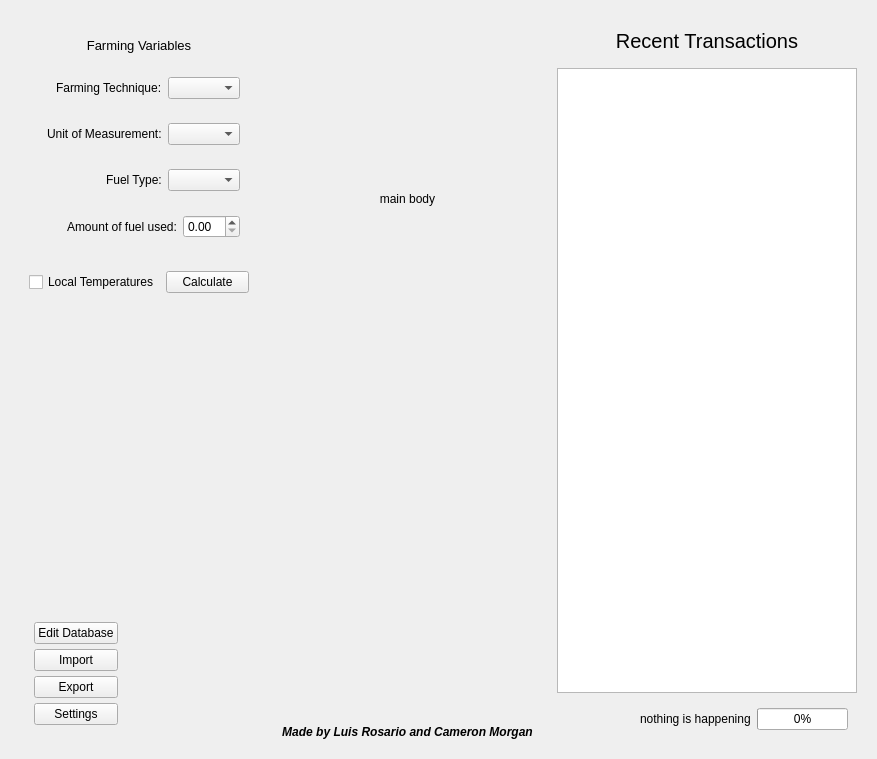
Qt form src/data/resources/GUI_files/generalTabWidget.ui (Luis-Rosario-Alers/CarbonCalculator) before a commit.
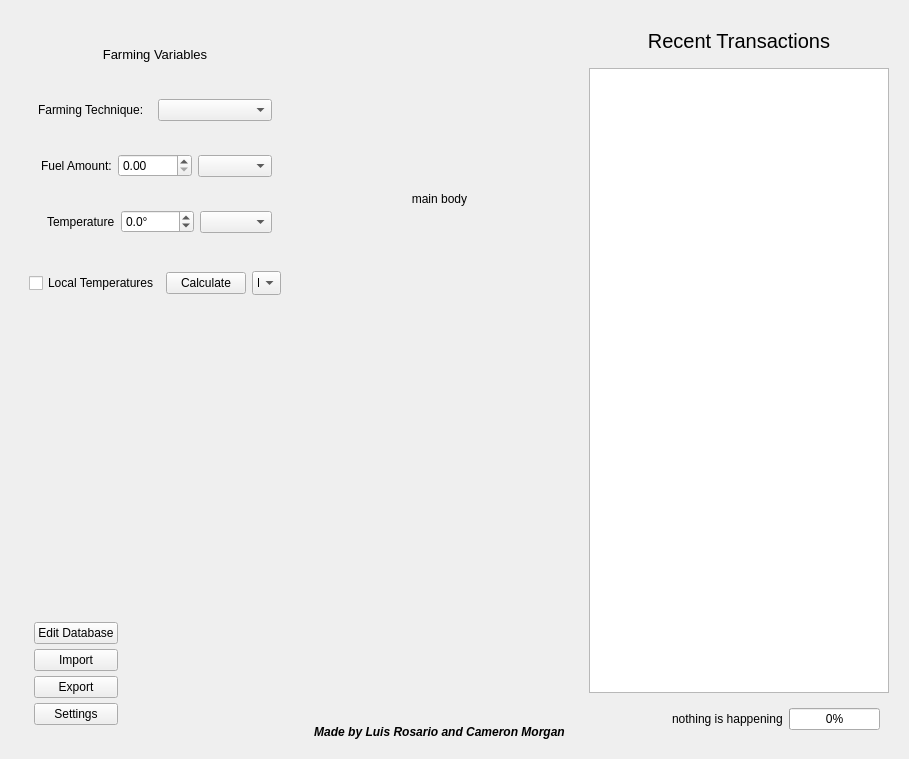
The same form after that commit.

Commit message: :construction: allow user to input their own temperature values, have more intuitive interface, and change fuel_type_database to emissions_variables database

Diff of the .ui file:
```diff
--- a/src/data/resources/GUI_files/generalTabWidget.ui
+++ b/src/data/resources/GUI_files/generalTabWidget.ui
@@ -6,7 +6,7 @@
    <rect>
     <x>0</x>
     <y>0</y>
-    <width>877</width>
+    <width>862</width>
     <height>759</height>
    </rect>
   </property>
@@ -41,7 +41,7 @@
            </property>
           </widget>
          </item>
-         <item alignment="Qt::AlignmentFlag::AlignRight">
+         <item>
           <widget class="QWidget" name="farmingTechniqueWidget" native="true">
            <layout class="QHBoxLayout" name="horizontalLayout_8">
             <item>
@@ -52,55 +52,101 @@
              </widget>
             </item>
             <item>
-             <widget class="QComboBox" name="farmingTechniqueComboBox"/>
-            </item>
-           </layout>
-          </widget>
-         </item>
-         <item alignment="Qt::AlignmentFlag::AlignRight">
-          <widget class="QWidget" name="unitOfMeasurementWidget" native="true">
-           <layout class="QHBoxLayout" name="horizontalLayout_7">
-            <item>
-             <widget class="QLabel" name="unitOfMeasurementLabel">
-              <property name="text">
-               <string>Unit of Measurement:</string>
+             <widget class="QComboBox" name="farmingTechniqueComboBox">
+              <property name="sizeAdjustPolicy">
+               <enum>QComboBox::SizeAdjustPolicy::AdjustToContents</enum>
               </property>
              </widget>
             </item>
-            <item>
-             <widget class="QComboBox" name="unitOfMeasurementComboBox"/>
-            </item>
            </layout>
           </widget>
          </item>
-         <item alignment="Qt::AlignmentFlag::AlignRight">
-          <widget class="QWidget" name="fuelTypeWidget" native="true">
-           <layout class="QHBoxLayout" name="horizontalLayout_5">
-            <item alignment="Qt::AlignmentFlag::AlignRight">
-             <widget class="QLabel" name="fuelTypeLabel">
-              <property name="text">
-               <string>Fuel Type:</string>
-              </property>
-             </widget>
-            </item>
-            <item alignment="Qt::AlignmentFlag::AlignRight">
-             <widget class="QComboBox" name="fuelTypeComboBox"/>
-            </item>
-           </layout>
-          </widget>
-         </item>
-         <item alignment="Qt::AlignmentFlag::AlignRight">
+         <item>
           <widget class="QWidget" name="amountOfFuelUsedWidget" native="true">
            <layout class="QHBoxLayout" name="horizontalLayout_4">
             <item alignment="Qt::AlignmentFlag::AlignRight">
              <widget class="QLabel" name="amountOfFuelUsedLabel">
+              <property name="sizePolicy">
+               <sizepolicy hsizetype="Preferred" vsizetype="Preferred">
+                <horstretch>0</horstretch>
+                <verstretch>0</verstretch>
+               </sizepolicy>
+              </property>
               <property name="text">
-               <string>Amount of fuel used:</string>
+               <string>Fuel Amount:</string>
               </property>
              </widget>
             </item>
-            <item alignment="Qt::AlignmentFlag::AlignRight">
-             <widget class="QDoubleSpinBox" name="amountOfFuelUsedDoubleSpinBox"/>
+            <item>
+             <widget class="QDoubleSpinBox" name="amountOfFuelUsedDoubleSpinBox">
+              <property name="accelerated">
+               <bool>true</bool>
+              </property>
+             </widget>
+            </item>
+            <item>
+             <widget class="QComboBox" name="fuelTypeComboBox">
+              <property name="sizePolicy">
+               <sizepolicy hsizetype="Preferred" vsizetype="Fixed">
+                <horstretch>0</horstretch>
+                <verstretch>0</verstretch>
+               </sizepolicy>
+              </property>
+              <property name="sizeAdjustPolicy">
+               <enum>QComboBox::SizeAdjustPolicy::AdjustToContents</enum>
+              </property>
+             </widget>
+            </item>
+           </layout>
+          </widget>
+         </item>
+         <item alignment="Qt::AlignmentFlag::AlignRight">
+          <widget class="QWidget" name="widget" native="true">
+           <layout class="QHBoxLayout" name="horizontalLayout_9">
+            <item>
+             <widget class="QLabel" name="label">
+              <property name="text">
+               <string>Temperature</string>
+              </property>
+             </widget>
+            </item>
+            <item>
+             <widget class="QDoubleSpinBox" name="temperatureDoubleSpinBox">
+              <property name="sizePolicy">
+               <sizepolicy hsizetype="Minimum" vsizetype="Fixed">
+                <horstretch>0</horstretch>
+                <verstretch>0</verstretch>
+               </sizepolicy>
+              </property>
+              <property name="buttonSymbols">
+               <enum>QAbstractSpinBox::ButtonSymbols::UpDownArrows</enum>
+              </property>
+              <property name="accelerated">
+               <bool>true</bool>
+              </property>
+              <property name="prefix">
+               <string/>
+              </property>
+              <property name="suffix">
+               <string>°</string>
+              </property>
+              <property name="decimals">
+               <number>1</number>
+              </property>
+              <property name="minimum">
+               <double>-1000.000000000000000</double>
+              </property>
+              <property name="maximum">
+               <double>1000.000000000000000</double>
+              </property>
+             </widget>
+            </item>
+            <item>
+             <widget class="QComboBox" name="temperatureTypesComboBox">
+              <property name="sizeAdjustPolicy">
+               <enum>QComboBox::SizeAdjustPolicy::AdjustToContents</enum>
+              </property>
+             </widget>
             </item>
            </layout>
           </widget>
@@ -125,6 +171,21 @@
            </property>
           </widget>
          </item>
+         <item>
+          <widget class="QComboBox" name="comboBox">
+           <property name="tabletTracking">
+            <bool>false</bool>
+           </property>
+           <property name="sizeAdjustPolicy">
+            <enum>QComboBox::SizeAdjustPolicy::AdjustToMinimumContentsLengthWithIcon</enum>
+           </property>
+           <item>
+            <property name="text">
+             <string>Kg</string>
+            </property>
+           </item>
+          </widget>
+         </item>
         </layout>
        </widget>
       </item>
```
Left out of the diff: 3 changed lines with no effect on the pictures. The commit also changes 12 other files.
